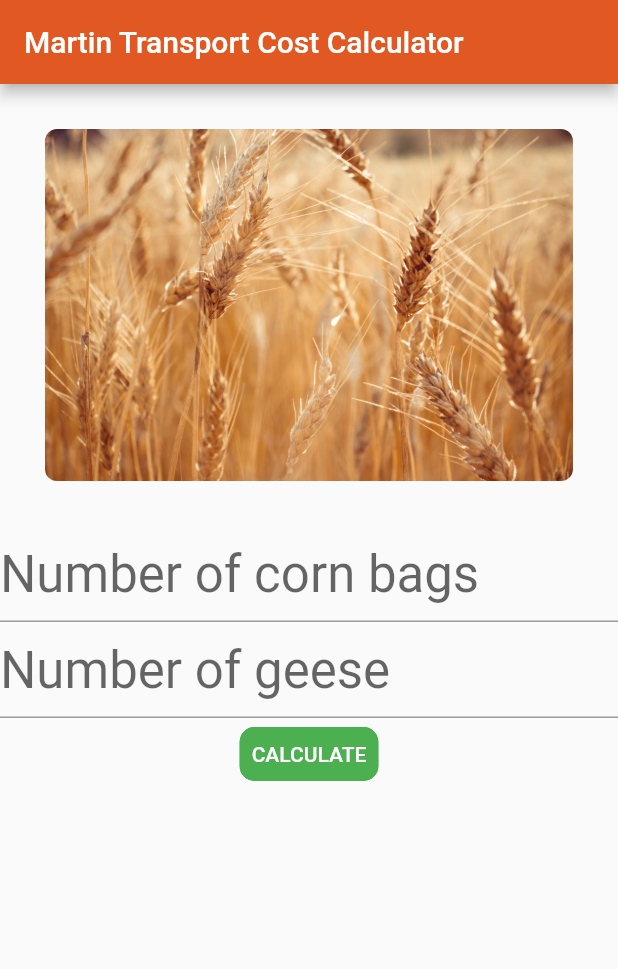
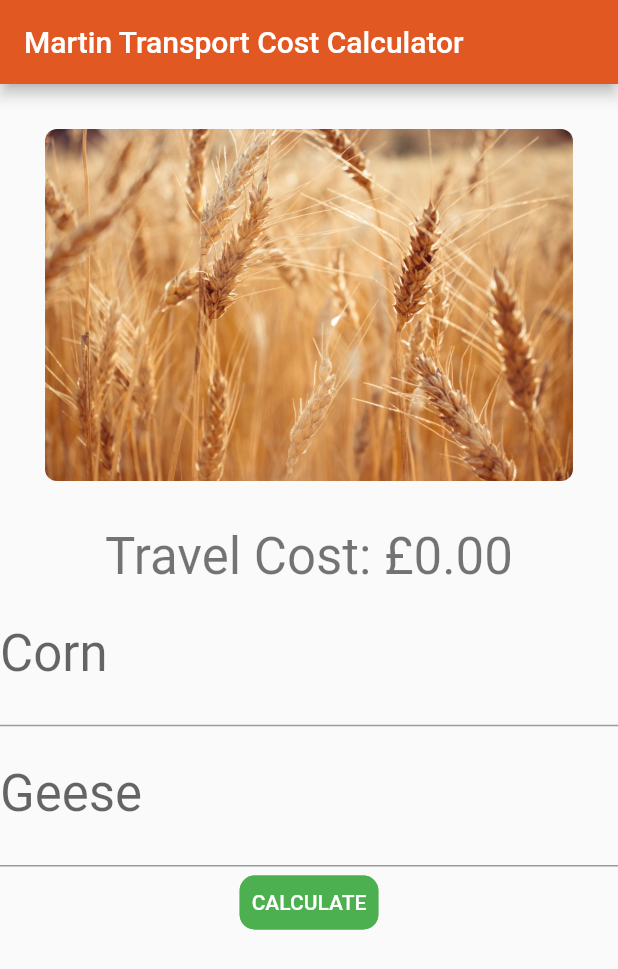
Before and after one commit to AdamProbert/MadeTech-FarmerCornBoatCalculator, a Flutter app: the screen it shows after launch, after a tap on "CALCULATE", on a phone screen of 412 x 824 dp. Shown: the top 969 px of the screen. Run offline on Flutter 3.47's test engine with Material 2 defaults, Android fonts, the phone set to English and light mode, and no system bars.

Commit message:
Added error messages and text field labels

```diff
--- a/lib/main.dart
+++ b/lib/main.dart
@@ -7,6 +7,11 @@ void main() {
 
 final title = 'Martin Transport Cost Calculator';
 final currencyFormatter = new NumberFormat("£#,##0.00", "en_GB");
+
+int intOrStringValue(dynamic o) {
+  if (o is String) o = int.tryParse(o);
+  return o ?? 0;
+}
 
 Map<int, Color> color = {
   50: Color.fromRGBO(226, 88, 34, .1),
@@ -67,30 +72,55 @@ class MyHomePage extends StatefulWidget {
 }
 
 class _MyHomePageState extends State<MyHomePage> {
-  final myController = TextEditingController();
+  final cornCountTextController = TextEditingController();
+  final gooseCountTextController = TextEditingController();
 
-  int _counter = 0;
+  bool _costCalculated = false;
   num _cost = 0.0;
-
-  void _incrementCounter() {
-    setState(() {});
-    // This call to setState tells the Flutter framework that something has
-    // changed in this State, which causes it to rerun the build method below
-    // so that the display can reflect the updated values. If we changed
-    // _counter without calling setState(), then the build method would not be
-    // called again, and so nothing would appear to happen.
-    _counter++;
-  }
 
   void _calculateTransportCost() {
     setState(() {});
+    this._costCalculated = false;
 
-    if (myController.text == '') {
+    int cornCount = intOrStringValue(cornCountTextController.text);
+    int gooseCount = intOrStringValue(gooseCountTextController.text);
+
+    if ((gooseCount > 2 && cornCount > 0) || (cornCount > 2 && cornCount > 0)) {
       this._cost = 0;
+      this._showMyDialog(gooseCount > 2, cornCount > 2);
       return;
     }
 
-    this._cost = (int.parse(myController.text) * 0.25) * 2;
+    this._costCalculated = true;
+    this._cost = ((cornCount * 0.25) * 2) + ((gooseCount * 0.25) * 2);
+  }
+
+  Future<void> _showMyDialog(bool tooManyGeese, bool tooMuchCorn) async {
+    return showDialog<void>(
+      context: context,
+      barrierDismissible: false, // user must tap button!
+      builder: (BuildContext context) {
+        return AlertDialog(
+          title: Text('Geese in the Corn'),
+          content: SingleChildScrollView(
+            child: ListBody(
+              children: <Widget>[
+                if (tooManyGeese) Text('You have too many Geese vs Corn'),
+                if (tooMuchCorn) Text('You have too much Corn vs Geese'),
+              ],
+            ),
+          ),
+          actions: <Widget>[
+            TextButton(
+              child: Text('Approve'),
+              onPressed: () {
+                Navigator.of(context).pop();
+              },
+            ),
+          ],
+        );
+      },
+    );
   }
 
   @override
@@ -137,18 +167,25 @@ class _MyHomePageState extends State<MyHomePage> {
                   borderRadius: BorderRadius.circular(8.0),
                   child: Image(image: AssetImage('assets/images/Wheat.jpg')),
                 )),
+            if (this._costCalculated)
+              Text(
+                'Travel Cost: ${currencyFormatter.format(this._cost)}',
+                style: Theme.of(context).textTheme.headline4,
+              ),
             TextField(
-              controller: myController,
+              controller: cornCountTextController,
               decoration: InputDecoration(
                 hintText: 'Number of corn bags',
+                labelText: 'Corn',
               ),
               keyboardType: TextInputType.number,
               style: Theme.of(context).textTheme.headline4,
             ),
             TextField(
-              // controller: myController,
+              controller: gooseCountTextController,
               decoration: InputDecoration(
                 hintText: 'Number of geese',
+                labelText: 'Geese',
               ),
               keyboardType: TextInputType.number,
               style: Theme.of(context).textTheme.headline4,
@@ -168,11 +205,6 @@ class _MyHomePageState extends State<MyHomePage> {
                 ),
               ),
             ),
-            if (this._cost > 0)
-              Text(
-                'Travel Cost: ${currencyFormatter.format(this._cost)}',
-                style: Theme.of(context).textTheme.headline4,
-              ),
           ],
         ),
       ),
```
